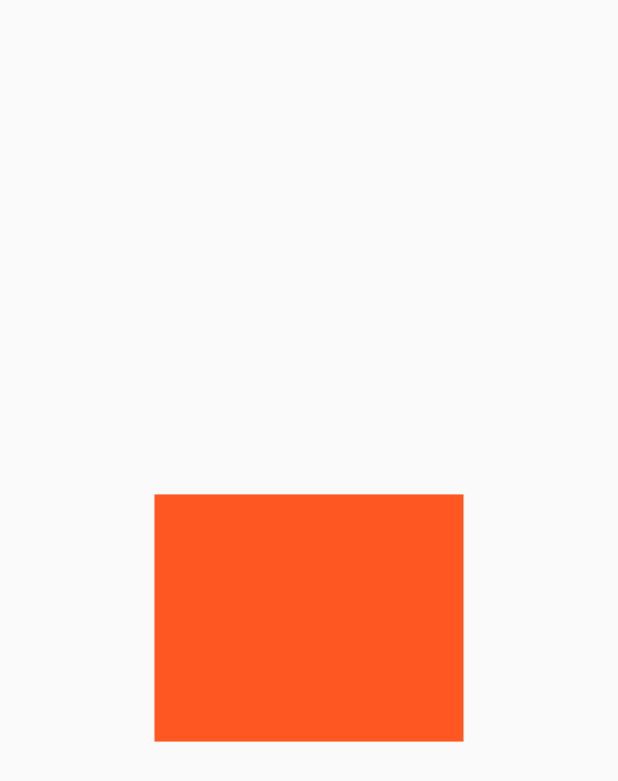
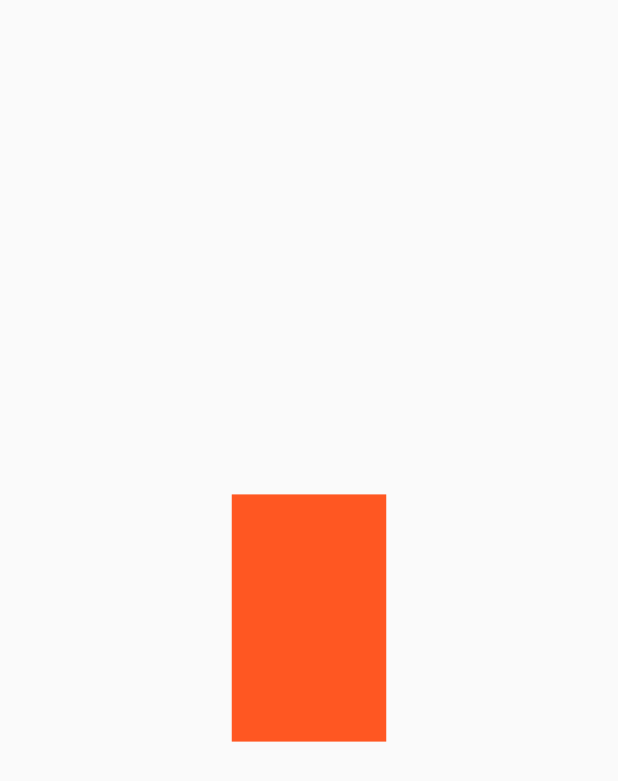
Before and after one commit to towfiqcodes/Start-flutter-Application, a Flutter app: the screen it shows after launch, on a phone screen of 412 x 824 dp. Shown: the top 781 px of the screen. Run offline on Flutter 3.47's test engine with Material 2 defaults, Android fonts, the phone set to English and light mode, and no system bars.

Commit message:
chagne height to width

```diff
--- a/lib/main.dart
+++ b/lib/main.dart
@@ -81,7 +81,7 @@ class Homepage extends StatelessWidget {
         body: Center(
           child: Container(
             height: containerHeight,
-            width: MediaQuery.of(context).size.height / 4,
+            width: MediaQuery.of(context).size.width / 4,
             color: Colors.deepOrange,
           ),
         ),
```
